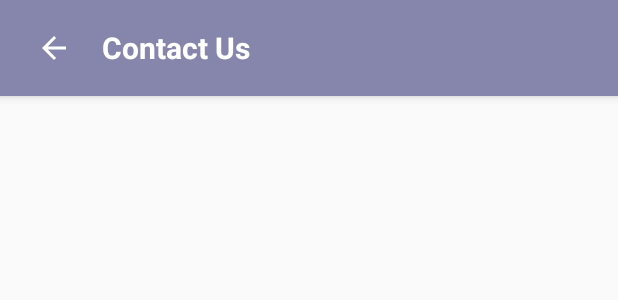
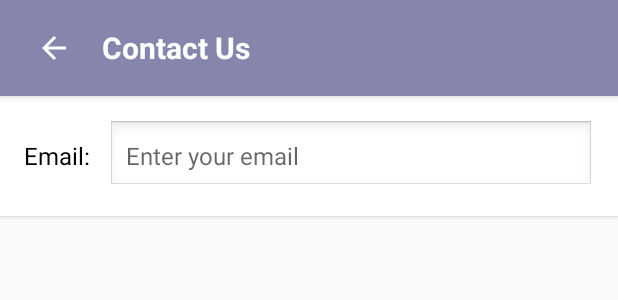
Before and after one commit to ItsAman0P/HelloSDKWithPerplexity, an Android app built with Jetpack Compose: the layout activity_main.xml on its own in the app's theme, with its tools: preview values and no code run, on a phone screen of 412 x 824 dp. Shown: the top 300 px of the screen. Run offline under Robolectric (Android 15) with nearby library versions, the phone set to English and light mode, and no system bars.

Commit message:
Sab Working - iteration 1

```diff
--- a/app/src/main/res/layout/activity_main.xml
+++ b/app/src/main/res/layout/activity_main.xml
@@ -40,6 +40,38 @@
 
     </LinearLayout>
 
+    <!-- Email Input Section -->
+    <LinearLayout
+        android:layout_width="match_parent"
+        android:layout_height="wrap_content"
+        android:orientation="horizontal"
+        android:padding="16dp"
+        android:gravity="center_vertical"
+        android:background="@color/white"
+        android:elevation="2dp">
+
+        <TextView
+            android:layout_width="wrap_content"
+            android:layout_height="wrap_content"
+            android:text="Email:"
+            android:textSize="16sp"
+            android:textColor="@color/black"
+            android:layout_marginEnd="12dp" />
+
+        <EditText
+            android:id="@+id/et_email"
+            android:layout_width="0dp"
+            android:layout_height="wrap_content"
+            android:layout_weight="1"
+            android:hint="Enter your email"
+            android:inputType="textEmailAddress"
+            android:imeOptions="actionDone"
+            android:textSize="16sp"
+            android:padding="12dp"
+            android:background="@android:drawable/edit_text" />
+
+    </LinearLayout>
+
     <FrameLayout
         android:id="@+id/fragment_container"
         android:layout_width="match_parent"
--- a/chatwidget/src/main/java/com/msg91/chatwidget/service/HtmlBuilder.kt
+++ b/chatwidget/src/main/java/com/msg91/chatwidget/service/HtmlBuilder.kt
@@ -164,6 +164,7 @@ object HtmlBuilder {
                 <div class="error-message"></div>
                 <button class="reload-button" onclick="reloadPage()">Try Again</button>
             </div>
+            <script src="$scriptUrl" onload="handleScriptLoad()" onerror="handleScriptError()"></script>
         </body>
         </html>
         """.trimIndent()
--- a/chatwidget/src/main/java/com/msg91/chatwidget/webview/WebAppInterface.kt
+++ b/chatwidget/src/main/java/com/msg91/chatwidget/webview/WebAppInterface.kt
@@ -32,7 +32,7 @@ class WebAppInterface(
                 onReloadWebview()
             }
             "close" -> {
-                onClose()
+//                onClose()
             }
             "uuid" -> {
                 val uuid = data.optString("uuid")
```
Also changed, not shown: app/src/main/java/com/msg91/hellochatwidgetsdkapp/MainActivity.kt (+63 -5 lines), chatwidget/src/main/java/com/msg91/chatwidget/ChatWidgetFragment.kt (+5 -11 lines), chatwidget/src/main/java/com/msg91/chatwidget/webview/ChatWebViewManager.kt (+39 -1 lines).
